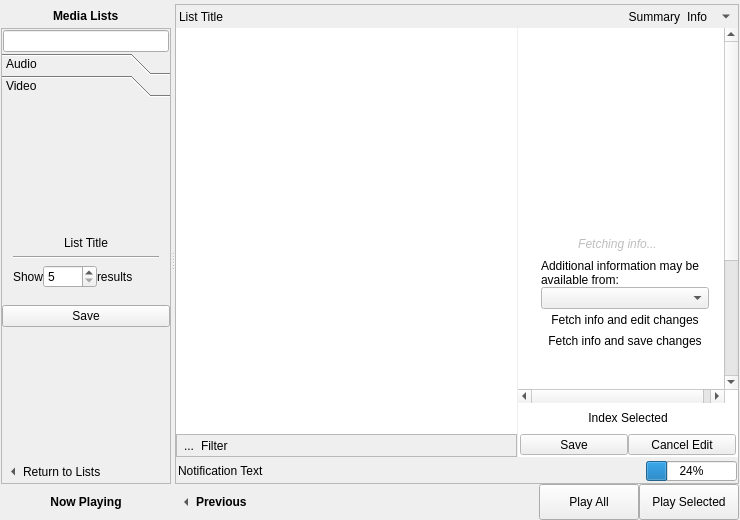
KDE/bangarang, file src/mainwindow.ui: the form before one commit.
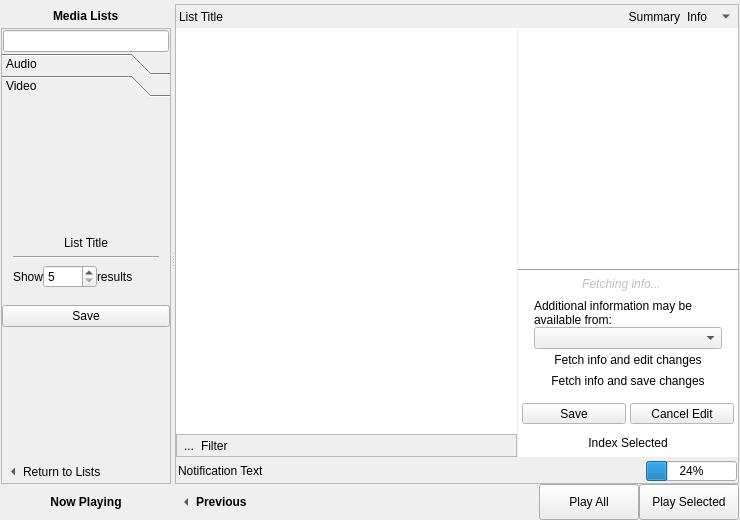
The form after the commit. The open tabs and pages were chosen to show the change. Icons and pictures are not drawn. Custom widgets are drawn as their Qt base class.

Commit message: move infofetcherholder off scrollable widget in info view.

Patch:
```diff
--- a/src/mainwindow.ui
+++ b/src/mainwindow.ui
@@ -1873,8 +1873,8 @@
                            <rect>
                             <x>0</x>
                             <y>0</y>
-                            <width>205</width>
-                            <height>551</height>
+                            <width>220</width>
+                            <height>222</height>
                            </rect>
                           </property>
                           <layout class="QVBoxLayout" name="verticalLayout_64">
@@ -1928,23 +1928,98 @@
                             </widget>
                            </item>
                            <item>
+                            <widget class="QFrame" name="frame_11">
+                             <property name="sizePolicy">
+                              <sizepolicy hsizetype="Preferred" vsizetype="Expanding">
+                               <horstretch>0</horstretch>
+                               <verstretch>80</verstretch>
+                              </sizepolicy>
+                             </property>
+                             <property name="frameShape">
+                              <enum>QFrame::NoFrame</enum>
+                             </property>
+                             <property name="frameShadow">
+                              <enum>QFrame::Plain</enum>
+                             </property>
+                             <layout class="QVBoxLayout" name="verticalLayout_62">
+                              <property name="spacing">
+                               <number>0</number>
+                              </property>
+                              <property name="leftMargin">
+                               <number>12</number>
+                              </property>
+                              <property name="topMargin">
+                               <number>8</number>
+                              </property>
+                              <property name="rightMargin">
+                               <number>12</number>
+                              </property>
+                              <property name="bottomMargin">
+                               <number>0</number>
+                              </property>
+                              <item>
+                               <widget class="QWidget" name="infoBoxHolder" native="true">
+                                <property name="sizePolicy">
+                                 <sizepolicy hsizetype="Preferred" vsizetype="Minimum">
+                                  <horstretch>0</horstretch>
+                                  <verstretch>0</verstretch>
+                                 </sizepolicy>
+                                </property>
+                                <layout class="QVBoxLayout" name="verticalLayout_63">
+                                 <property name="spacing">
+                                  <number>0</number>
+                                 </property>
+                                 <property name="margin">
+                                  <number>0</number>
+                                 </property>
+                                </layout>
+                               </widget>
+                              </item>
+                             </layout>
+                            </widget>
+                           </item>
+                           <item>
+                            <spacer name="verticalSpacer_9">
+                             <property name="orientation">
+                              <enum>Qt::Vertical</enum>
+                             </property>
+                             <property name="sizeHint" stdset="0">
+                              <size>
+                               <width>20</width>
+                               <height>200</height>
+                              </size>
+                             </property>
+                            </spacer>
+                           </item>
+                          </layout>
+                         </widget>
+                        </widget>
+                       </item>
+                       <item>
                             <widget class="QWidget" name="infoFetcherHolder" native="true">
                              <layout class="QVBoxLayout" name="verticalLayout_20">
                               <property name="spacing">
                                <number>0</number>
                               </property>
                               <property name="leftMargin">
-                               <number>12</number>
+                           <number>0</number>
                               </property>
                               <property name="topMargin">
-                               <number>0</number>
+                           <number>1</number>
                               </property>
                               <property name="rightMargin">
-                               <number>12</number>
+                           <number>0</number>
                               </property>
                               <property name="bottomMargin">
                                <number>4</number>
                               </property>
+                          <item>
+                           <widget class="Line" name="line_9">
+                            <property name="orientation">
+                             <enum>Qt::Horizontal</enum>
+                            </property>
+                           </widget>
+                          </item>
                               <item>
                                <widget class="QWidget" name="infoFetcherMessageHolder" native="true">
                                 <property name="autoFillBackground">
@@ -1991,19 +2066,6 @@
                                    </property>
                                   </widget>
                                  </item>
-                                 <item>
-                                  <spacer name="horizontalSpacer_9">
-                                   <property name="orientation">
-                                    <enum>Qt::Horizontal</enum>
-                                   </property>
-                                   <property name="sizeHint" stdset="0">
-                                    <size>
-                                     <width>40</width>
-                                     <height>20</height>
-                                    </size>
-                                   </property>
-                                  </spacer>
-                                 </item>
                                  <item>
                                   <widget class="QToolButton" name="showInfoFetcherExpander">
                                    <property name="toolTip">
@@ -2021,19 +2083,53 @@
                                    </property>
                                   </widget>
                                  </item>
+                             <item>
+                              <spacer name="horizontalSpacer_9">
+                               <property name="orientation">
+                                <enum>Qt::Horizontal</enum>
+                               </property>
+                               <property name="sizeHint" stdset="0">
+                                <size>
+                                 <width>40</width>
+                                 <height>20</height>
+                                </size>
+                               </property>
+                              </spacer>
+                             </item>
                                 </layout>
                                </widget>
                               </item>
                               <item>
-                               <widget class="QWidget" name="infoFetcherExpander" native="true">
+                           <widget class="QWidget" name="infoFetcherExpanderHolder" native="true">
                                 <property name="autoFillBackground">
-                                 <bool>true</bool>
+                             <bool>false</bool>
                                 </property>
                                 <layout class="QVBoxLayout" name="verticalLayout_34">
                                  <property name="spacing">
-                                  <number>0</number>
+                              <number>2</number>
+                             </property>
+                             <property name="leftMargin">
+                              <number>12</number>
                                  </property>
                                  <property name="topMargin">
+                              <number>0</number>
+                             </property>
+                             <property name="rightMargin">
+                              <number>12</number>
+                             </property>
+                             <property name="bottomMargin">
+                              <number>0</number>
+                             </property>
+                             <item>
+                              <widget class="QWidget" name="infoFetcherExpander" native="true">
+                               <property name="autoFillBackground">
+                                <bool>true</bool>
+                               </property>
+                               <layout class="QVBoxLayout" name="verticalLayout_36">
+                                <property name="spacing">
+                                 <number>0</number>
+                                </property>
+                                <property name="margin">
                                   <number>4</number>
                                  </property>
                                  <item>
@@ -2096,96 +2192,6 @@
                              </layout>
                             </widget>
                            </item>
-                           <item>
-                            <widget class="QFrame" name="frame_11">
-                             <property name="sizePolicy">
-                              <sizepolicy hsizetype="Preferred" vsizetype="Expanding">
-                               <horstretch>0</horstretch>
-                               <verstretch>80</verstretch>
-                              </sizepolicy>
-                             </property>
-                             <property name="frameShape">
-                              <enum>QFrame::NoFrame</enum>
-                             </property>
-                             <property name="frameShadow">
-                              <enum>QFrame::Plain</enum>
-                             </property>
-                             <layout class="QVBoxLayout" name="verticalLayout_62">
-                              <property name="spacing">
-                               <number>0</number>
-                              </property>
-                              <property name="leftMargin">
-                               <number>12</number>
-                              </property>
-                              <property name="topMargin">
-                               <number>8</number>
-                              </property>
-                              <property name="rightMargin">
-                               <number>12</number>
-                              </property>
-                              <property name="bottomMargin">
-                               <number>0</number>
-                              </property>
-                              <item>
-                               <widget class="QWidget" name="infoBoxHolder" native="true">
-                                <property name="sizePolicy">
-                                 <sizepolicy hsizetype="Preferred" vsizetype="Minimum">
-                                  <horstretch>0</horstretch>
-                                  <verstretch>0</verstretch>
-                                 </sizepolicy>
-                                </property>
-                                <layout class="QVBoxLayout" name="verticalLayout_63">
-                                 <property name="spacing">
-                                  <number>0</number>
-                                 </property>
-                                 <property name="margin">
-                                  <number>0</number>
-                                 </property>
-                                </layout>
-                               </widget>
-                              </item>
-                             </layout>
-                            </widget>
-                           </item>
-                           <item>
-                            <spacer name="verticalSpacer_9">
-                             <property name="orientation">
-                              <enum>Qt::Vertical</enum>
-                             </property>
-                             <property name="sizeHint" stdset="0">
-                              <size>
-                               <width>20</width>
-                               <height>200</height>
-                              </size>
-                             </property>
-                            </spacer>
-                           </item>
-                          </layout>
-                         </widget>
-                        </widget>
-                       </item>
-                       <item>
-                        <widget class="QWidget" name="infoIndexerHolder" native="true">
-                         <layout class="QHBoxLayout" name="horizontalLayout_40">
-                          <property name="spacing">
-                           <number>0</number>
-                          </property>
-                          <property name="margin">
-                           <number>4</number>
-                          </property>
-                          <item>
-                           <widget class="QToolButton" name="infoIndexSelected">
-                            <property name="text">
-                             <string>Index Selected</string>
-                            </property>
-                            <property name="toolButtonStyle">
-                             <enum>Qt::ToolButtonTextBesideIcon</enum>
-                            </property>
-                            <property name="autoRaise">
-                             <bool>true</bool>
-                            </property>
-                           </widget>
-                          </item>
                          </layout>
                         </widget>
                        </item>
@@ -2193,10 +2199,10 @@
                         <widget class="QWidget" name="infoSaveHolder" native="true">
                          <layout class="QHBoxLayout" name="horizontalLayout_24">
                           <property name="spacing">
-                           <number>0</number>
+                           <number>4</number>
                           </property>
                           <property name="margin">
-                           <number>2</number>
+                           <number>4</number>
                           </property>
                           <item>
                            <widget class="QToolButton" name="infoItemSave">
@@ -2230,6 +2236,31 @@
                          </layout>
                         </widget>
                        </item>
+                       <item>
+                        <widget class="QWidget" name="infoIndexerHolder" native="true">
+                         <layout class="QHBoxLayout" name="horizontalLayout_40">
+                          <property name="spacing">
+                           <number>0</number>
+                          </property>
+                          <property name="margin">
+                           <number>4</number>
+                          </property>
+                          <item>
+                           <widget class="QToolButton" name="infoIndexSelected">
+                            <property name="text">
+                             <string>Index Selected</string>
+                            </property>
+                            <property name="toolButtonStyle">
+                             <enum>Qt::ToolButtonTextBesideIcon</enum>
+                            </property>
+                            <property name="autoRaise">
+                             <bool>true</bool>
+                            </property>
+                           </widget>
+                          </item>
+                         </layout>
+                        </widget>
+                       </item>
                       </layout>
                      </widget>
                     </widget>
```
Left out of the diff: 4 changed lines with no effect on the pictures. Lines whose indentation alone changed are shown as unchanged.
